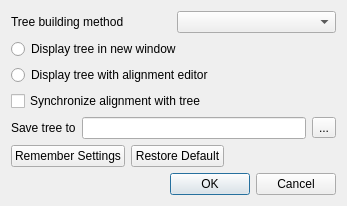
This is src/corelibs/U2View/src/phyltree/ui/CreatePhyTreeDialog.ui in violethaze74/ugene as Qt 5 draws it before an edit. The edited form follows.
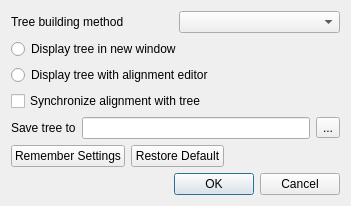
This is the edited form.

Commit message: UGENE-3642 - bad layout it build tree dialog on mac

The edit to the form file:
```diff
--- a/src/corelibs/U2View/src/phyltree/ui/CreatePhyTreeDialog.ui
+++ b/src/corelibs/U2View/src/phyltree/ui/CreatePhyTreeDialog.ui
@@ -6,8 +6,8 @@
    <rect>
     <x>0</x>
     <y>0</y>
-    <width>347</width>
-    <height>201</height>
+    <width>351</width>
+    <height>240</height>
    </rect>
   </property>
   <property name="sizePolicy">
@@ -30,17 +30,17 @@
   </property>
   <layout class="QGridLayout" name="gridLayout">
    <property name="sizeConstraint">
-    <enum>QLayout::SetMinimumSize</enum>
+    <enum>QLayout::SetMinAndMaxSize</enum>
    </property>
    <item row="0" column="0">
     <layout class="QVBoxLayout" name="verticalLayout">
      <property name="sizeConstraint">
-      <enum>QLayout::SetMinimumSize</enum>
+      <enum>QLayout::SetMinAndMaxSize</enum>
      </property>
      <item>
       <layout class="QHBoxLayout" name="horizontalLayout">
        <property name="sizeConstraint">
-        <enum>QLayout::SetMinimumSize</enum>
+        <enum>QLayout::SetMinAndMaxSize</enum>
        </property>
        <item>
         <widget class="QLabel" name="label">
@@ -96,7 +96,7 @@
      <item>
       <layout class="QHBoxLayout" name="horizontalLayout_2">
        <property name="sizeConstraint">
-        <enum>QLayout::SetMinimumSize</enum>
+        <enum>QLayout::SetMinAndMaxSize</enum>
        </property>
        <item>
         <widget class="QLabel" name="label_2">
@@ -120,7 +120,7 @@
      <item>
       <layout class="QHBoxLayout" name="horizontalLayout_7">
        <property name="sizeConstraint">
-        <enum>QLayout::SetMinimumSize</enum>
+        <enum>QLayout::SetMinAndMaxSize</enum>
        </property>
        <item>
         <widget class="QPushButton" name="storeSettings">
```
The commit also changes 1 other file.
